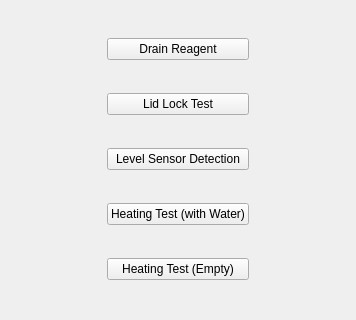
The window that ServiceSW/Master/Components/Diagnostics/Forms/Retort.ui (Liyezhong/Master) describes before a commit, drawn with Qt 5.
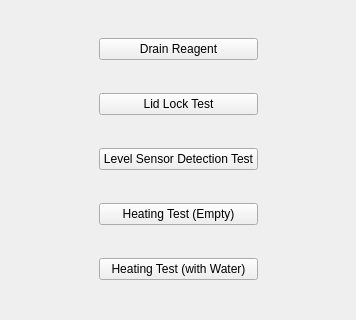
The same window after the commit.

Commit message: S:Update Diagnostics UI

```diff
--- a/ServiceSW/Master/Components/Diagnostics/Forms/Retort.ui
+++ b/ServiceSW/Master/Components/Diagnostics/Forms/Retort.ui
@@ -14,13 +14,6 @@
    <string>Form</string>
   </property>
   <layout class="QGridLayout" name="gridLayout">
-   <item row="5" column="1">
-    <widget class="QPushButton" name="testHeatingWater">
-     <property name="text">
-      <string>Heating Test (with Water)</string>
-     </property>
-    </widget>
-   </item>
    <item row="1" column="1">
     <widget class="QPushButton" name="testLidLock">
      <property name="text">
@@ -28,43 +21,17 @@
      </property>
     </widget>
    </item>
-   <item row="5" column="2">
-    <spacer name="horizontalSpacer">
-     <property name="orientation">
-      <enum>Qt::Horizontal</enum>
-     </property>
-     <property name="sizeHint" stdset="0">
-      <size>
-       <width>65</width>
-       <height>20</height>
-      </size>
-     </property>
-    </spacer>
-   </item>
    <item row="6" column="1">
-    <widget class="QPushButton" name="testHeatingEmpty">
+    <widget class="QPushButton" name="testHeatingWater">
      <property name="text">
-      <string>Heating Test (Empty)</string>
+      <string>Heating Test (with Water)</string>
      </property>
     </widget>
    </item>
-   <item row="5" column="0">
-    <spacer name="horizontalSpacer_2">
-     <property name="orientation">
-      <enum>Qt::Horizontal</enum>
-     </property>
-     <property name="sizeHint" stdset="0">
-      <size>
-       <width>66</width>
-       <height>20</height>
-      </size>
-     </property>
-    </spacer>
-   </item>
    <item row="4" column="1">
     <widget class="QPushButton" name="testLevelSensorDetection">
      <property name="text">
-      <string>Level Sensor Detection</string>
+      <string>Level Sensor Detection Test</string>
      </property>
     </widget>
    </item>
@@ -75,6 +42,39 @@
      </property>
     </widget>
    </item>
+   <item row="5" column="1">
+    <widget class="QPushButton" name="testHeatingEmpty">
+     <property name="text">
+      <string>Heating Test (Empty)</string>
+     </property>
+    </widget>
+   </item>
+   <item row="4" column="0">
+    <spacer name="horizontalSpacer_2">
+     <property name="orientation">
+      <enum>Qt::Horizontal</enum>
+     </property>
+     <property name="sizeHint" stdset="0">
+      <size>
+       <width>66</width>
+       <height>20</height>
+      </size>
+     </property>
+    </spacer>
+   </item>
+   <item row="4" column="2">
+    <spacer name="horizontalSpacer">
+     <property name="orientation">
+      <enum>Qt::Horizontal</enum>
+     </property>
+     <property name="sizeHint" stdset="0">
+      <size>
+       <width>65</width>
+       <height>20</height>
+      </size>
+     </property>
+    </spacer>
+   </item>
   </layout>
  </widget>
  <resources/>
```
The commit also changes 2 other files.
